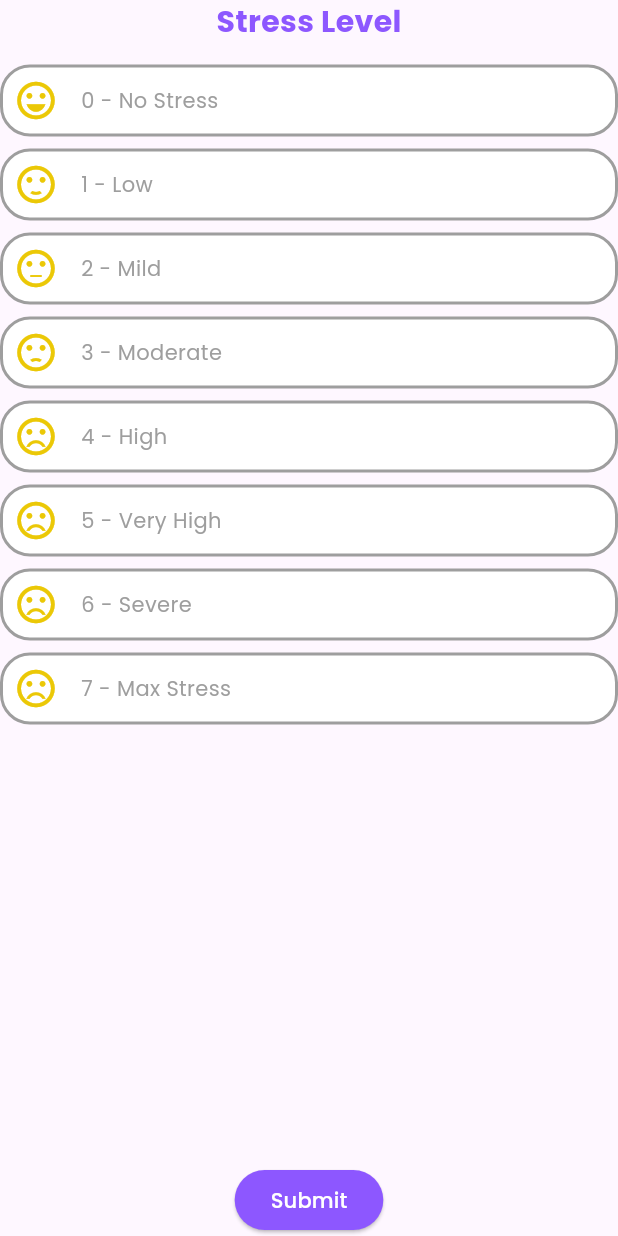
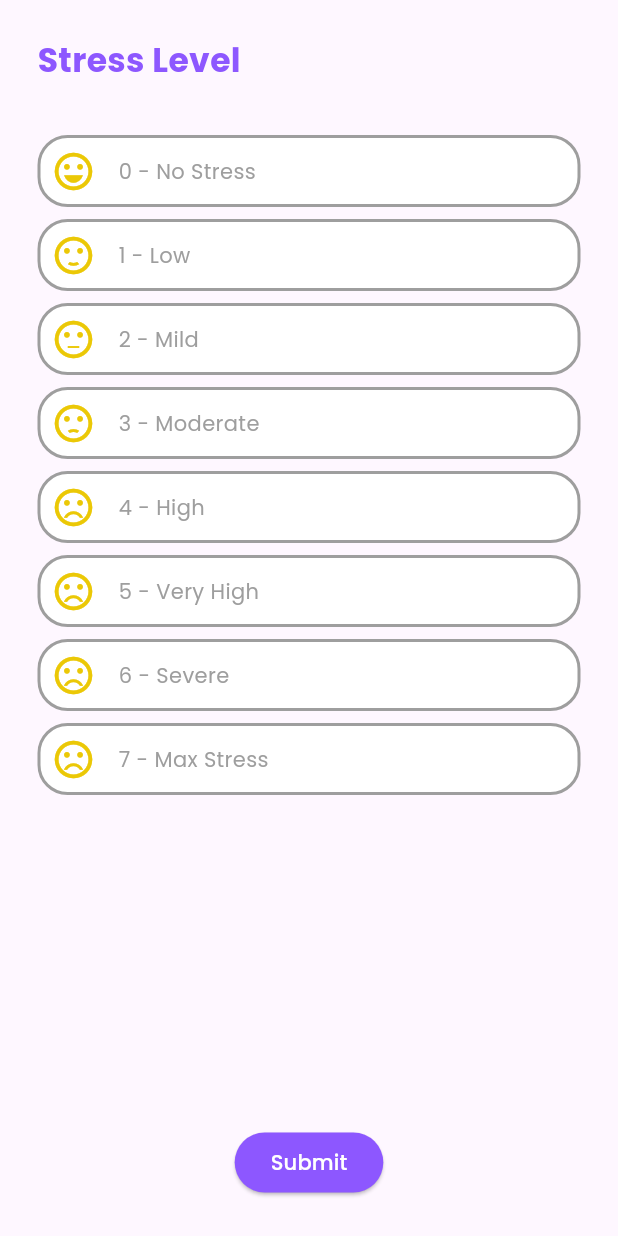
Before and after one commit to Matt1tech/DiabetesPreventerApp, a Flutter app: the StressLevelSelector widget shown alone on an empty page, opened directly, on a phone screen of 412 x 824 dp. Run offline on Flutter 3.47's test engine with Material 3 defaults, Android fonts, the phone set to English and light mode, and no system bars; our stand-ins replace fl_chart, flutter_secure_storage, flutter_svg, image_picker; accounts and stored records are empty; network calls fail.

Commit message:
adjust the size of the stress level and exercise container

```diff
--- a/frontend/lib/widgets/stress_level.dart
+++ b/frontend/lib/widgets/stress_level.dart
@@ -63,22 +63,25 @@ class _StressLevelSelectorState extends State<StressLevelSelector> {
 
   @override
   Widget build(BuildContext context) {
-    return Column(
+    return Center(
+      child: Container(
+        padding: const EdgeInsets.all(25.0),
+        child: Column(
+          mainAxisSize: MainAxisSize.min,
           crossAxisAlignment: CrossAxisAlignment.start,
           children: [
-        Center(
-          child: Text(
+            Text(
               'Stress Level',
               style: TextStyle(
-              fontSize: 20,
+                fontSize: 22,
                 color: pinkColor,
                 fontWeight: FontWeight.bold,
               ),
             ),
-        ),
-        SizedBox(height: 10),
+            SizedBox(height: 30),
             Expanded(
               child: ListView.builder(
+                shrinkWrap: true,
                 itemCount: stressDescriptions.length,
                 itemBuilder: (context, index) {
                   return GestureDetector(
@@ -133,7 +136,7 @@ class _StressLevelSelectorState extends State<StressLevelSelector> {
                 },
               ),
             ),
-        SizedBox(height: 10),
+            SizedBox(height: 20),
             Center(
               child: ElevatedButton(
                 style: ElevatedButton.styleFrom(
@@ -153,6 +156,8 @@ class _StressLevelSelectorState extends State<StressLevelSelector> {
               ),
             ),
           ],
+        ),
+      ),
     );
   }
 }
```
Also changed, not shown: frontend/lib/widgets/exercise_record.dart (+13 -4 lines). Lines whose indentation alone changed are shown as unchanged.
